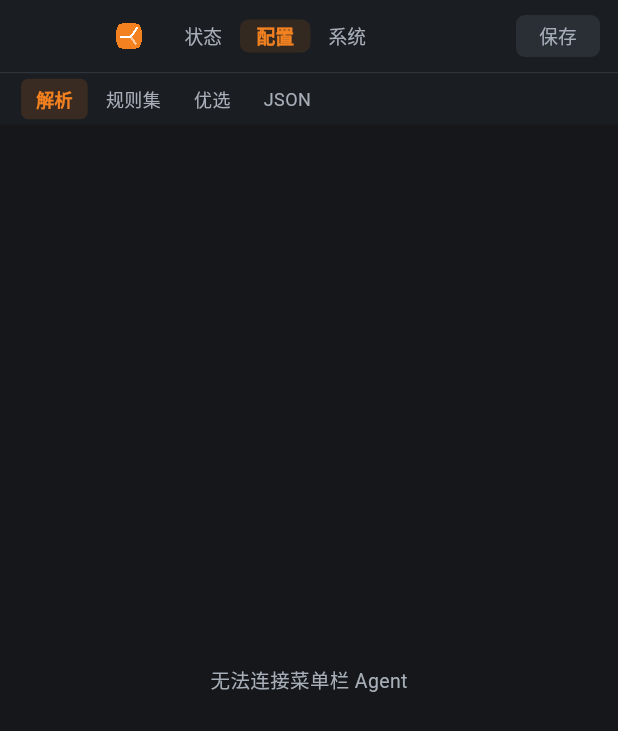
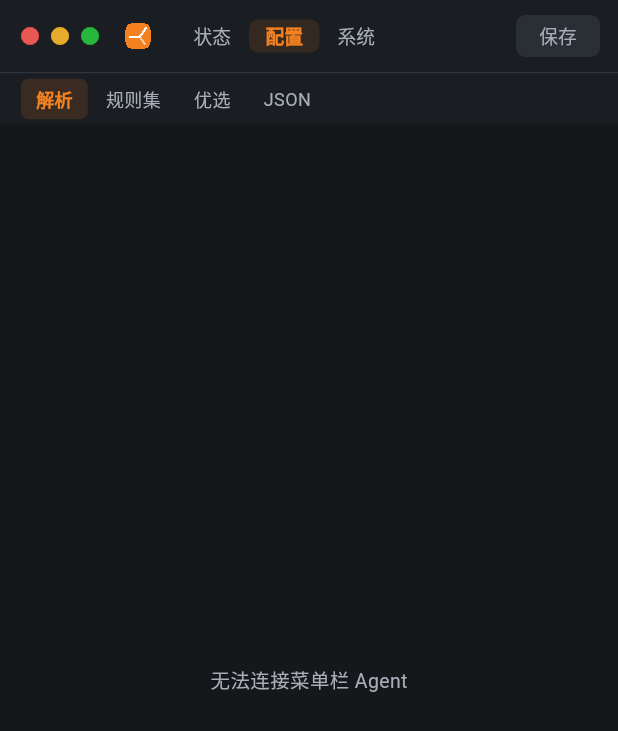
Before and after one commit to Fuxx-1/EdgeSteer, a Flutter app: the screen it shows after launch, after a tap on "配置", on a phone screen of 412 x 824 dp. Shown: the top 731 px of the screen. Run offline on Flutter 3.47's test engine with Material 3 defaults, Android fonts, the phone set to English and light mode, and no system bars; Roboto replaces fonts that are missing (.AppleSystemUIFont).

Commit message:
Draw the window controls inside the top bar
The traffic lights sat in a native title bar above the content, so the app had
a separate strip of chrome and the top bar had to reserve 76px to avoid it.

- The window now uses a transparent, full-size content view with the native
  buttons hidden, so the whole window is content and the lights can be placed
  beside the logo.
- WindowControls draws the three lights in the top bar, left of the logo. They
  keep macOS behaviour: colour and glyph appear on hover, and each one drives
  the real window over a small `io.edgesteer/window` channel.
- The window stays draggable from its background, and the save state moved into
  the same row.
- Scrollbars are thinner; the previous 8px bar was heavy next to 12px rows.

Also adds `config` as a valid page value. It was missing after the top bar was
cut to three sections, so `edgesteer-ctl.sh ui config` was rejected even though
the section existed.

Verified: cargo fmt/clippy/test (77), flutter analyze/test (31, including three
tests that pin the channel method names and the missing-host path). The close
action was confirmed end to end against the packaged app: the window process
exits, the agent keeps running, and DNS keeps answering.

```diff
--- a/ui/lib/main.dart
+++ b/ui/lib/main.dart
@@ -19,6 +19,7 @@ import 'pages/rules_page.dart';
 import 'pages/system_page.dart';
 import 'strings.dart';
 import 'theme.dart';
+import 'window_controls.dart';
 
 void main() {
   WidgetsFlutterBinding.ensureInitialized();
@@ -105,7 +106,8 @@ class _EdgeSteerShellState extends State<EdgeSteerShell> {
 
   static _Section _sectionFor(String? requested) => switch (requested) {
         'system' => _Section.system,
-        'resolvers' || 'ruleSets' || 'preferred' || 'json' => _Section.config,
+        'config' || 'resolvers' || 'ruleSets' || 'preferred' || 'json' =>
+          _Section.config,
         _ => _Section.status,
       };
 
@@ -256,9 +258,13 @@ class _TopBar extends StatelessWidget {
     return Container(
       height: 48,
       color: scheme.surfaceContainerLow,
-      padding: const EdgeInsets.only(left: 76, right: 12),
+      padding: const EdgeInsets.only(left: 14, right: 12),
       child: Row(
         children: [
+          // The native title bar is transparent and its buttons are hidden, so
+          // the lights are drawn here beside the logo.
+          const WindowControls(),
+          const SizedBox(width: 16),
           Image.asset(
             'assets/edgesteer-logo.png',
             width: 20,
--- a/ui/lib/theme.dart
+++ b/ui/lib/theme.dart
@@ -84,9 +84,10 @@ ThemeData buildTheme({required bool dark}) {
     ),
     scrollbarTheme: ScrollbarThemeData(
       thumbColor: WidgetStatePropertyAll(
-        scheme.onSurfaceVariant.withValues(alpha: 0.35),
+        scheme.onSurfaceVariant.withValues(alpha: 0.28),
       ),
-      thickness: const WidgetStatePropertyAll(8),
+      thickness: const WidgetStatePropertyAll(5),
+      radius: const Radius.circular(3),
     ),
   );
 }
--- /dev/null
+++ b/ui/lib/window_controls.dart
@@ -0,0 +1,136 @@
+/// macOS window controls drawn inside the app's own top bar.
+///
+/// The native title bar is transparent and its buttons are hidden, so the
+/// traffic lights sit beside the logo in the content instead of in a separate
+/// strip above it. These widgets keep the platform behaviour: the colours and
+/// glyphs appear on hover, and each button drives the real window through a
+/// small method channel.
+library;
+
+import 'package:flutter/material.dart';
+import 'package:flutter/services.dart';
+
+const MethodChannel _windowChannel = MethodChannel('io.edgesteer/window');
+
+/// The three lights as a group.
+class WindowControls extends StatelessWidget {
+  const WindowControls({super.key});
+
+  @override
+  Widget build(BuildContext context) {
+    return Row(
+      mainAxisSize: MainAxisSize.min,
+      children: const [
+        _Light(
+          method: 'close',
+          color: Color(0xFFFF5F57),
+          borderColor: Color(0xFFE0443E),
+          glyph: _Glyph.close,
+          tooltip: '关闭',
+        ),
+        SizedBox(width: 8),
+        _Light(
+          method: 'minimize',
+          color: Color(0xFFFEBC2E),
+          borderColor: Color(0xFFDEA123),
+          glyph: _Glyph.minimize,
+          tooltip: '最小化',
+        ),
+        SizedBox(width: 8),
+        _Light(
+          method: 'zoom',
+          color: Color(0xFF28C840),
+          borderColor: Color(0xFF1DAD2B),
+          glyph: _Glyph.zoom,
+          tooltip: '缩放',
+        ),
+      ],
+    );
+  }
+}
+
+enum _Glyph { close, minimize, zoom }
+
+class _Light extends StatefulWidget {
+  const _Light({
+    required this.method,
+    required this.color,
+    required this.borderColor,
+    required this.glyph,
+    required this.tooltip,
+  });
+
+  final String method;
+  final Color color;
+  final Color borderColor;
+  final _Glyph glyph;
+  final String tooltip;
+
+  @override
+  State<_Light> createState() => _LightState();
+}
+
+class _LightState extends State<_Light> {
+  bool _hovered = false;
+
+  Future<void> _activate() async {
+    try {
+      await _windowChannel.invokeMethod<void>(widget.method);
+    } on PlatformException {
+      // A window that cannot act on the request is not worth an error surface:
+      // the lights stay usable and the platform decides.
+    } on MissingPluginException {
+      // Running outside the macOS host (tests, other platforms).
+    }
+  }
+
+  @override
+  Widget build(BuildContext context) {
+    return Tooltip(
+      message: widget.tooltip,
+      waitDuration: const Duration(milliseconds: 600),
+      child: MouseRegion(
+        cursor: SystemMouseCursors.basic,
+        onEnter: (_) => setState(() => _hovered = true),
+        onExit: (_) => setState(() => _hovered = false),
+        child: GestureDetector(
+          onTap: _activate,
+          child: Container(
+            width: 12,
+            height: 12,
+            decoration: BoxDecoration(
+              shape: BoxShape.circle,
+              color: _hovered ? widget.color : widget.color.withValues(alpha: 0.9),
+              border: Border.all(
+                color: widget.borderColor.withValues(alpha: 0.8),
+                width: 0.5,
+              ),
+            ),
+            child: _hovered
+                ? Center(child: _glyphIcon())
+                : const SizedBox.shrink(),
+          ),
+        ),
+      ),
+    );
+  }
+
+  Widget _glyphIcon() {
+    // macOS draws these glyphs at roughly half the dot size. The stock icons
+    // carry padding, so constrain them explicitly instead of trusting `size`.
+    final color = const Color(0xFF3B0000).withValues(alpha: 0.62);
+    final icon = switch (widget.glyph) {
+      _Glyph.close => Icons.close,
+      _Glyph.minimize => Icons.remove,
+      _Glyph.zoom => Icons.open_in_full,
+    };
+    return SizedBox(
+      width: 8,
+      height: 8,
+      child: FittedBox(
+        fit: BoxFit.contain,
+        child: Icon(icon, size: 12, color: color),
+      ),
+    );
+  }
+}
```
Also changed, not shown: 4 other files.
